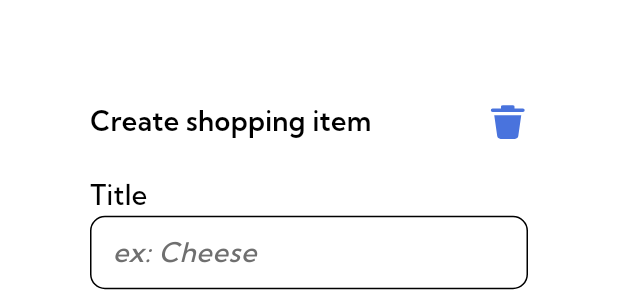
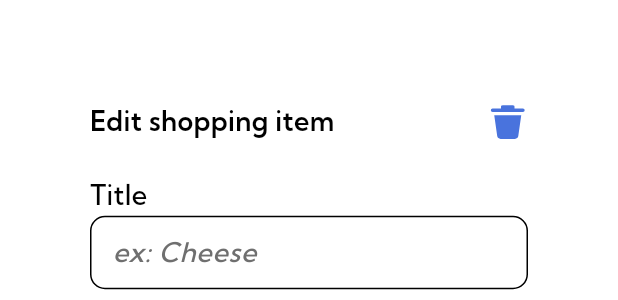
Before and after one commit to AnuradhaDev96/shopping_list_app, a Flutter app: the UpdateListItemDialog widget shown alone on an empty page, opened directly with empty values, on a phone screen of 412 x 824 dp. Shown: the part 193-493 px from the top of the screen. Run offline on Flutter 3.47's test engine with Material 2 defaults, Android fonts, the phone set to English and light mode, and no system bars; our stand-ins replace another_flushbar, flutter_bloc, flutter_svg, get_it, rxdart, sqflite and 1 more; accounts and stored records are empty.

Commit message:
Implementation - Shopping list item delete

```diff
--- a/shoplicium/lib/domain/repositories/list_item_repository.dart
+++ b/shoplicium/lib/domain/repositories/list_item_repository.dart
@@ -7,4 +7,6 @@ abstract class ListItemRepository {
   Future<List<ListItemDto>> getListItems();
 
   Future<bool> updateListItem(ListItemDto instance);
+
+  Future<bool> deleteListItem(String itemId);
 }
--- a/shoplicium/lib/presentation/views/list_items/list_items_page.dart
+++ b/shoplicium/lib/presentation/views/list_items/list_items_page.dart
@@ -12,7 +12,7 @@ import '../../widgets/list_error_widget.dart';
 import '../../widgets/primary_button_skin.dart';
 import '../../widgets/scaffold_decoration.dart';
 import 'widgets/create_list_item_dialog.dart';
-import 'widgets/delete_list_item_dialog.dart';
+import 'widgets/delete_shopping_list_dialog.dart';
 import 'widgets/list_item_card.dart';
 import 'widgets/update_list_item_dialog.dart';
 import 'widgets/update_shopping_list_dialog.dart';
@@ -253,7 +253,7 @@ class _ListItemsPageState extends State<ListItemsPage> {
                     showDialog(
                       context: context,
                       builder: (dialogContext) {
-                        return DeleteListItemDialog(listId: widget.selectedList.listId);
+                        return DeleteShoppingListDialog(listId: widget.selectedList.listId);
                       },
                     );
                   },
--- a/shoplicium/lib/presentation/views/list_items/widgets/update_list_item_dialog.dart
+++ b/shoplicium/lib/presentation/views/list_items/widgets/update_list_item_dialog.dart
@@ -10,9 +10,11 @@ import '../../../../domain/models/list_item_dto.dart';
 import '../../../../utils/constants/app_colors.dart';
 import '../../../../utils/constants/assets.dart';
 import '../../../../utils/resources/message_utils.dart';
+import '../../../cubits/shopping_items/delete_list_item_cubit.dart';
 import '../../../cubits/shopping_items/update_list_item_cubit.dart';
 import '../../../states/data_payload_state.dart';
 import '../../../widgets/primary_button_skin.dart';
+import '../../../widgets/secondary_button_skin.dart';
 
 class UpdateListItemDialog extends StatefulWidget {
   const UpdateListItemDialog({super.key, required this.selectedItem});
@@ -25,12 +27,15 @@ class UpdateListItemDialog extends StatefulWidget {
 
 class _UpdateListItemDialogState extends State<UpdateListItemDialog> {
   final _updateCubit = UpdateListItemCubit();
+  final _deleteCubit = DeleteListItemCubit();
 
   final GlobalKey<FormState> _formKey = GlobalKey<FormState>();
 
   final _titleController = TextEditingController();
   final _amountController = TextEditingController();
   UnitOfMeasureEnum _selectedUOM = UnitOfMeasureEnum.kg;
+
+  bool _isEditMode = true;
 
   @override
   void initState() {
@@ -48,7 +53,8 @@ class _UpdateListItemDialogState extends State<UpdateListItemDialog> {
       surfaceTintColor: Colors.transparent,
       child: Wrap(
         children: [
-          Padding(
+          _isEditMode
+              ? Padding(
                   padding: const EdgeInsets.only(top: 26, bottom: 31, left: 20, right: 20),
                   child: Form(
                     key: _formKey,
@@ -60,18 +66,26 @@ class _UpdateListItemDialogState extends State<UpdateListItemDialog> {
                             mainAxisAlignment: MainAxisAlignment.spaceBetween,
                             children: [
                               const Text(
-                          'Create shopping item',
+                                'Edit shopping item',
                                 style: TextStyle(
                                   color: Colors.black,
                                   fontSize: 18,
                                   fontWeight: FontWeight.w600,
                                 ),
                               ),
-                        SvgPicture.asset(
+                              GestureDetector(
+                                behavior: HitTestBehavior.opaque,
+                                onTap: () {
+                                  setState(() {
+                                    _isEditMode = false;
+                                  });
+                                },
+                                child: SvgPicture.asset(
                                   Assets.deleteIconWhite,
                                   width: 27,
                                   height: 27,
                                   colorFilter: const ColorFilter.mode(AppColors.darkBlue1, BlendMode.srcIn),
+                                ),
                               ),
                             ],
                           ),
@@ -190,7 +204,8 @@ class _UpdateListItemDialogState extends State<UpdateListItemDialog> {
                               bloc: _updateCubit,
                               listener: (context, state) {
                                 if (state is ErrorState) {
-                            MessageUtils.showSnackBarOverBarrier(context, state.errorMessage, isErrorMessage: true);
+                                  MessageUtils.showSnackBarOverBarrier(context, state.errorMessage,
+                                      isErrorMessage: true);
                                 } else if (state is SuccessState) {
                                   Navigator.pop(context);
                                   MessageUtils.showSnackBarOverBarrier(context, 'Item updated successfully');
@@ -219,6 +234,71 @@ class _UpdateListItemDialogState extends State<UpdateListItemDialog> {
                       ],
                     ),
                   ),
+                )
+              : Padding(
+                  padding: const EdgeInsets.symmetric(horizontal: 40, vertical: 32),
+                  child: Column(
+                    mainAxisAlignment: MainAxisAlignment.center,
+                    children: [
+                      SvgPicture.asset(
+                        Assets.deleteIconWhite,
+                        width: 51,
+                        height: 51,
+                        colorFilter: const ColorFilter.mode(AppColors.darkBlue1, BlendMode.srcIn),
+                      ),
+                      const SizedBox(height: 6),
+                      const Text(
+                        'Are you sure you want\nto delete this\nitem?',
+                        textAlign: TextAlign.center,
+                        style: TextStyle(
+                          fontWeight: FontWeight.w500,
+                          fontSize: 22,
+                          color: Colors.black,
+                        ),
+                      ),
+                      const SizedBox(height: 35),
+                      BlocProvider<DeleteListItemCubit>(
+                        create: (context) => _deleteCubit,
+                        child: BlocListener<DeleteListItemCubit, DataPayloadState>(
+                          listener: (context, state) {
+                            if (state is ErrorState) {
+                              MessageUtils.showSnackBarOverBarrier(context, state.errorMessage, isErrorMessage: true);
+                            } else if (state is SuccessState) {
+                              Navigator.pop(context);
+                              MessageUtils.showSnackBarOverBarrier(context, 'Shopping list deleted successfully');
+                            }
+                          },
+                          child: BlocBuilder<DeleteListItemCubit, DataPayloadState>(
+                            builder: (context, state) {
+                              if (state is RequestingState) {
+                                return const CupertinoActivityIndicator();
+                              }
+
+                              return GestureDetector(
+                                onTap: () {
+                                  _deleteCubit.deleteListItem(widget.selectedItem.itemId);
+                                },
+                                child: const PrimaryButtonSkin(
+                                  title: 'Yes',
+                                  internalPadding: EdgeInsets.fromLTRB(80, 8, 80, 10),
+                                ),
+                              );
+                            },
+                          ),
+                        ),
+                      ),
+                      const SizedBox(height: 9),
+                      GestureDetector(
+                        onTap: () => setState(() {
+                          _isEditMode = true;
+                        }),
+                        child: const SecondaryButtonSkin(
+                          title: 'No',
+                          internalPadding: EdgeInsets.fromLTRB(80, 8, 80, 10),
+                        ),
+                      ),
+                    ],
+                  ),
                 ),
         ],
       ),
```
Also changed, not shown: shoplicium/lib/data/repositories/list_item_repository_impl.dart (+8 -0 lines), shoplicium/lib/presentation/cubits/shopping_items/delete_list_item_cubit.dart (added, +23 -0 lines), shoplicium/lib/presentation/views/list_items/widgets/delete_shopping_list_dialog.dart (renamed from shoplicium/lib/presentation/views/list_items/widgets/delete_list_item_dialog.dart, +4 -4 lines). Lines whose indentation alone changed are shown as unchanged.
